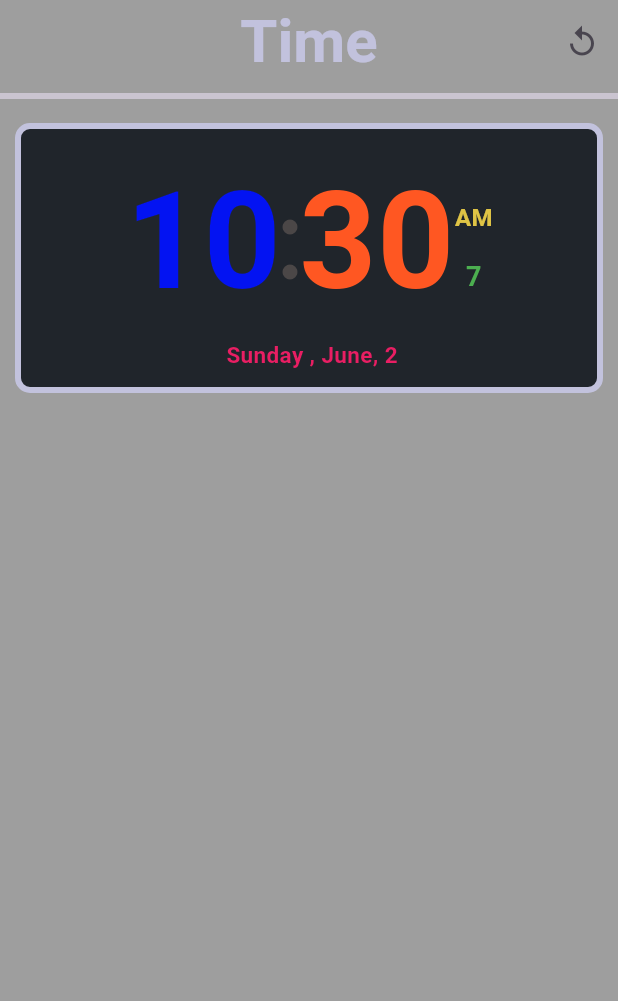
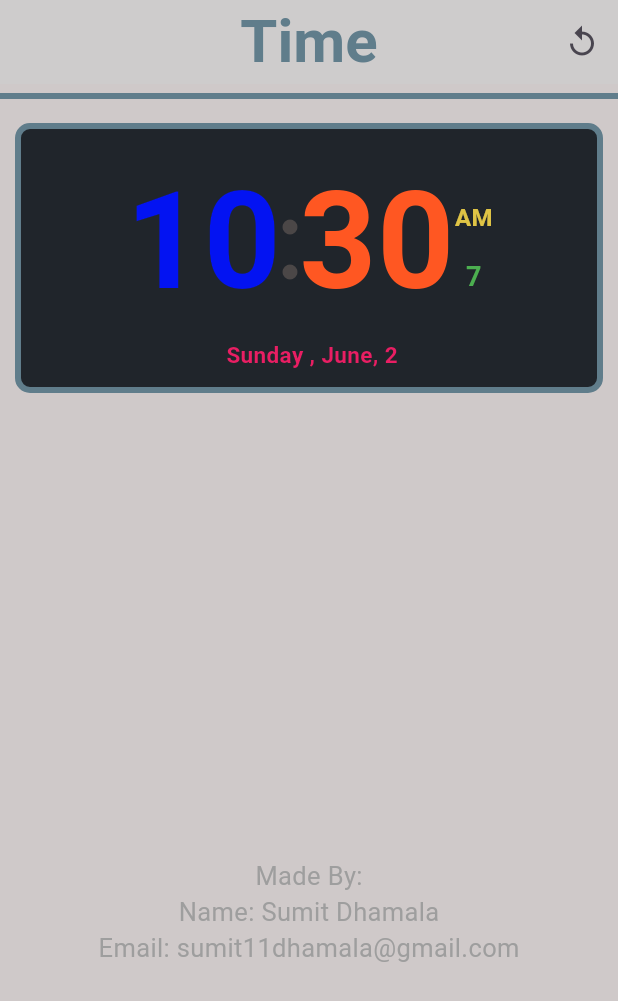
Before and after one commit to sumitdhamala/digitalclock, a Flutter app: the screen it shows after launch, on a phone screen of 412 x 824 dp. Shown: the top 1001 px of the screen. Run offline on Flutter 3.47's test engine with Material 3 defaults, Android fonts, the light colour scheme and no system bars; network calls fail.

Commit message:
done finally

```diff
--- a/lib/home.dart
+++ b/lib/home.dart
@@ -57,15 +57,15 @@ class _ClockState extends State<Clock> {
     String formatedDate = date.format(time);
     var amPm = time.hour >= 12 ? 'PM' : 'AM';
     return Scaffold(
-      backgroundColor: Colors.grey,
+      backgroundColor: const Color.fromARGB(255, 207, 201, 201),
       appBar: AppBar(
-        backgroundColor: Colors.grey,
+        backgroundColor: Color.fromARGB(255, 206, 204, 204),
         title: Text(
           "Time",
           style: TextStyle(
               fontSize: 40,
               fontWeight: FontWeight.bold,
-              color: Color.fromARGB(255, 194, 194, 221)),
+              color: Colors.blueGrey),
         ),
         centerTitle: true,
         actions: [
@@ -82,6 +82,7 @@ class _ClockState extends State<Clock> {
       body: Column(children: [
         Divider(
           thickness: 4,
+          color: Colors.blueGrey,
         ),
         Padding(
           padding: const EdgeInsets.all(10.0),
@@ -89,8 +90,7 @@ class _ClockState extends State<Clock> {
             height: 180,
             width: double.infinity,
             decoration: BoxDecoration(
-                border: Border.all(
-                    width: 4, color: Color.fromARGB(255, 194, 194, 221)),
+                border: Border.all(width: 4, color: Colors.blueGrey),
                 borderRadius: BorderRadius.circular(10),
                 color: Color.fromARGB(255, 32, 37, 43)),
             child: Center(
@@ -168,6 +168,30 @@ class _ClockState extends State<Clock> {
             ),
           ),
         ),
+        SizedBox(
+          height: 300,
+        ),
+        Text(
+          "Made By:",
+          style: TextStyle(
+            fontSize: 17,
+            color: Colors.grey,
+          ),
+        ),
+        Text(
+          "Name: Sumit Dhamala",
+          style: TextStyle(
+            fontSize: 17,
+            color: Colors.grey,
+          ),
+        ),
+        Text(
+          "Email: sumit11dhamala@gmail.com",
+          style: TextStyle(
+            fontSize: 17,
+            color: Colors.grey,
+          ),
+        ),
       ]),
     );
   }
```
